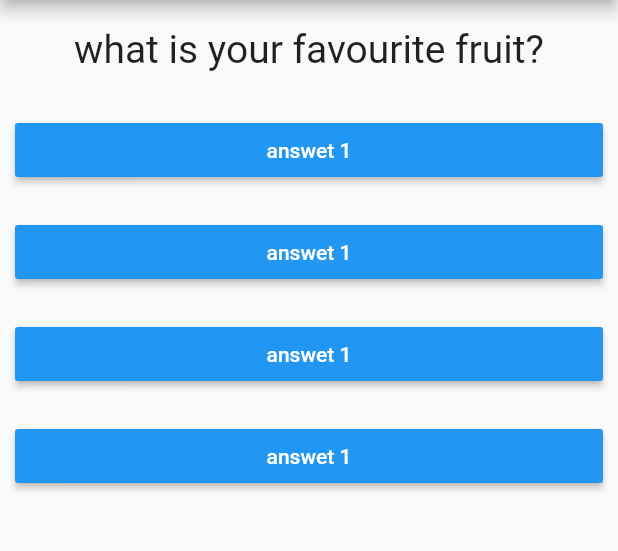
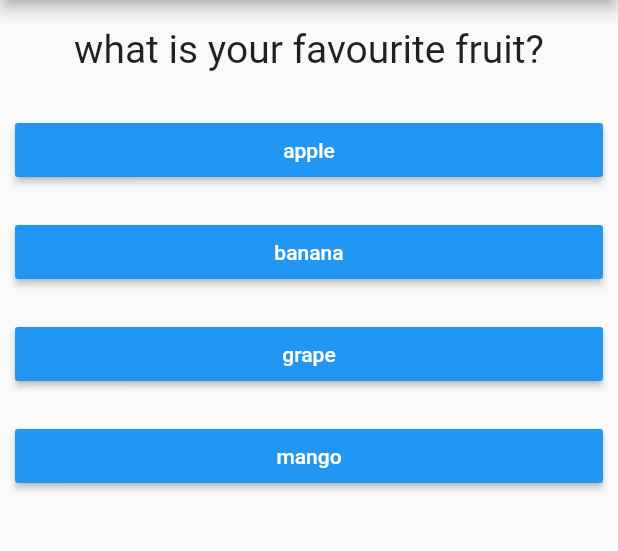
Before and after one commit to Miroj-Chamling/Flutter_quizApp, a Flutter app: the screen it shows after launch, on a phone screen of 412 x 824 dp, the part 84-635 px from its top. Run offline on Flutter 3.47's test engine with Material 2 defaults, Android fonts, the phone set to English and light mode, and no system bars.

Commit message:
proper answer

```diff
--- a/lib/answer.dart
+++ b/lib/answer.dart
@@ -2,8 +2,9 @@ import 'package:flutter/material.dart';
 
 class Answer extends StatelessWidget {
   final VoidCallback selectHandler;
+  final String answerText;
 
-  Answer(this.selectHandler);
+  Answer(this.selectHandler, this.answerText);
 
   @override
   Widget build(BuildContext context) {
@@ -13,7 +14,7 @@ class Answer extends StatelessWidget {
       child: RaisedButton(
         color: Colors.blue,
         textColor: Colors.white,
-        child: Text('answet 1'),
+        child: Text(answerText),
         //onPressed: () => print('you clicked 1'),this is to give the in the terminal
         onPressed: selectHandler,
       ),
--- a/lib/main.dart
+++ b/lib/main.dart
@@ -1,5 +1,3 @@
-import 'dart:html';
-
 import 'package:flutter/material.dart';
 
 import './question.dart';
@@ -61,11 +59,14 @@ class _MyAppState extends State<MyApp> {
         body: Column(
           children: [
             Question(questions[_indexNumber]['questionText'] as String),
-                Answer(_questionAnswer),
-                Answer(_questionAnswer),
-                Answer(_questionAnswer),
-                Answer(_questionAnswer),
+            //... is a spread operator in dart and is used to prevent list looping.
+            ...(questions[_indexNumber]['answer'] as List<String>)
+                .map((answer) {
+              return Answer(_questionAnswer, answer);
+            }).toList()
           ],
-            )));
+        ),
+      ),
+    );
   }
 }
```
Lines whose indentation alone changed are shown as unchanged.
